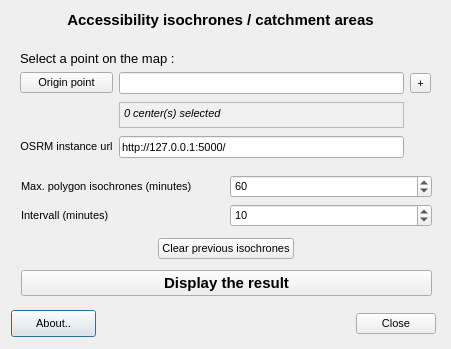
First picture: the form in osrm_access_dialog_base.ui, repository mthh/osrm-qgis-plugin, before the edit.
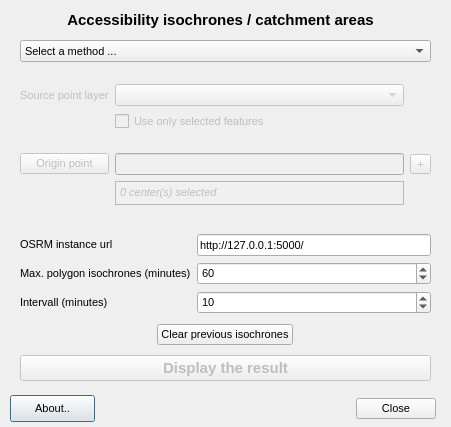
Second picture: the form after the edit. Custom widgets are drawn as their Qt base class.

```diff
--- a/osrm_access_dialog_base.ui
+++ b/osrm_access_dialog_base.ui
@@ -7,7 +7,7 @@
     <x>0</x>
     <y>0</y>
     <width>451</width>
-    <height>349</height>
+    <height>427</height>
    </rect>
   </property>
   <property name="font">
@@ -48,30 +48,11 @@
     <string>&lt;html&gt;&lt;head/&gt;&lt;body&gt;&lt;p align=&quot;center&quot;&gt;Accessibility isochrones / catchment areas&lt;/p&gt;&lt;/body&gt;&lt;/html&gt;</string>
    </property>
   </widget>
-  <widget class="QLabel" name="label_3">
-   <property name="geometry">
-    <rect>
-     <x>20</x>
-     <y>50</y>
-     <width>251</width>
-     <height>17</height>
-    </rect>
-   </property>
-   <property name="font">
-    <font>
-     <family>Arial</family>
-     <pointsize>10</pointsize>
-    </font>
-   </property>
-   <property name="text">
-    <string>Select a point on the map :</string>
-   </property>
-  </widget>
   <widget class="QPushButton" name="pushButton_about">
    <property name="geometry">
     <rect>
-     <x>11</x>
-     <y>310</y>
+     <x>10</x>
+     <y>395</y>
      <width>85</width>
      <height>27</height>
     </rect>
@@ -84,7 +65,7 @@
    <property name="geometry">
     <rect>
      <x>260</x>
-     <y>310</y>
+     <y>395</y>
      <width>176</width>
      <height>27</height>
     </rect>
@@ -100,14 +81,27 @@
    <property name="geometry">
     <rect>
      <x>20</x>
-     <y>70</y>
+     <y>40</y>
      <width>411</width>
-     <height>91</height>
+     <height>181</height>
     </rect>
    </property>
    <layout class="QGridLayout" name="gridLayout_2">
-    <item row="1" column="1">
+    <item row="2" column="0">
+     <widget class="QLabel" name="label_3">
+      <property name="enabled">
+       <bool>false</bool>
+      </property>
+      <property name="text">
+       <string>Source point layer</string>
+      </property>
+     </widget>
+    </item>
+    <item row="6" column="1">
      <widget class="QTextBrowser" name="textBrowser_nb_centers">
+      <property name="enabled">
+       <bool>false</bool>
+      </property>
       <property name="sizePolicy">
        <sizepolicy hsizetype="MinimumExpanding" vsizetype="Expanding">
         <horstretch>0</horstretch>
@@ -117,7 +111,7 @@
       <property name="maximumSize">
        <size>
         <width>16777215</width>
-        <height>26</height>
+        <height>24</height>
        </size>
       </property>
       <property name="palette">
@@ -166,16 +160,19 @@
        <string>&lt;!DOCTYPE HTML PUBLIC &quot;-//W3C//DTD HTML 4.0//EN&quot; &quot;http://www.w3.org/TR/REC-html40/strict.dtd&quot;&gt;
 &lt;html&gt;&lt;head&gt;&lt;meta name=&quot;qrichtext&quot; content=&quot;1&quot; /&gt;&lt;style type=&quot;text/css&quot;&gt;
 p, li { white-space: pre-wrap; }
-&lt;/style&gt;&lt;/head&gt;&lt;body style=&quot; font-family:'MS Shell Dlg 2'; font-size:8pt; font-weight:400; font-style:normal;&quot;&gt;
-&lt;p style=&quot; margin-top:0px; margin-bottom:0px; margin-left:0px; margin-right:0px; -qt-block-indent:0; text-indent:0px;&quot;&gt;&lt;span style=&quot; font-style:italic;&quot;&gt;0 center(s) selected&lt;/span&gt;&lt;/p&gt;&lt;/body&gt;&lt;/html&gt;</string>
+&lt;/style&gt;&lt;/head&gt;&lt;body style=&quot; font-family:'Ubuntu'; font-size:8pt; font-weight:400; font-style:normal;&quot;&gt;
+&lt;p style=&quot; margin-top:0px; margin-bottom:0px; margin-left:0px; margin-right:0px; -qt-block-indent:0; text-indent:0px;&quot;&gt;&lt;span style=&quot; font-family:'MS Shell Dlg 2'; font-style:italic;&quot;&gt;0 center(s) selected&lt;/span&gt;&lt;/p&gt;&lt;/body&gt;&lt;/html&gt;</string>
       </property>
       <property name="overwriteMode">
        <bool>true</bool>
       </property>
      </widget>
     </item>
-    <item row="0" column="0">
+    <item row="5" column="0">
      <widget class="QPushButton" name="pushButtonOrigin">
+      <property name="enabled">
+       <bool>false</bool>
+      </property>
       <property name="font">
        <font>
         <family>Arial</family>
@@ -186,8 +183,11 @@
       </property>
      </widget>
     </item>
-    <item row="0" column="1">
+    <item row="5" column="1">
      <widget class="QLineEdit" name="lineEdit_xyO">
+      <property name="enabled">
+       <bool>false</bool>
+      </property>
       <property name="font">
        <font>
         <family>MS Sans Serif</family>
@@ -195,49 +195,150 @@
       </property>
      </widget>
     </item>
-    <item row="0" column="2">
+    <item row="5" column="2">
      <widget class="QToolButton" name="toolButton_poly">
+      <property name="enabled">
+       <bool>false</bool>
+      </property>
       <property name="text">
        <string>+</string>
       </property>
      </widget>
     </item>
-    <item row="2" column="0">
-     <widget class="QLabel" name="labem_host">
-      <property name="text">
-       <string>&lt;html&gt;&lt;head/&gt;&lt;body&gt;&lt;p align=&quot;center&quot;&gt;OSRM instance url&lt;/p&gt;&lt;/body&gt;&lt;/html&gt;</string>
-      </property>
-     </widget>
-    </item>
     <item row="2" column="1">
-     <widget class="QLineEdit" name="lineEdit_host">
+     <widget class="QgsMapLayerComboBox" name="comboBox_pointlayer">
+      <property name="enabled">
+       <bool>false</bool>
+      </property>
+     </widget>
+    </item>
+    <item row="0" column="0" colspan="3">
+     <widget class="QComboBox" name="comboBox_method">
+      <item>
+       <property name="text">
+        <string>Select a method ...</string>
+       </property>
+      </item>
+      <item>
+       <property name="text">
+        <string>By clicking on the map</string>
+       </property>
+      </item>
+      <item>
+       <property name="text">
+        <string>By selecting a point layer</string>
+       </property>
+      </item>
+     </widget>
+    </item>
+    <item row="3" column="1">
+     <widget class="QCheckBox" name="checkBox_selectedFt">
+      <property name="enabled">
+       <bool>false</bool>
+      </property>
       <property name="text">
-       <string>http://127.0.0.1:5000/</string>
+       <string>Use only selected features</string>
       </property>
      </widget>
     </item>
+    <item row="4" column="1">
+     <spacer name="verticalSpacer">
+      <property name="orientation">
+       <enum>Qt::Vertical</enum>
+      </property>
+      <property name="sizeHint" stdset="0">
+       <size>
+        <width>20</width>
+        <height>40</height>
+       </size>
+      </property>
+     </spacer>
+    </item>
+    <item row="7" column="1">
+     <spacer name="verticalSpacer_2">
+      <property name="orientation">
+       <enum>Qt::Vertical</enum>
+      </property>
+      <property name="sizeHint" stdset="0">
+       <size>
+        <width>20</width>
+        <height>40</height>
+       </size>
+      </property>
+     </spacer>
+    </item>
+    <item row="1" column="0">
+     <spacer name="verticalSpacer_4">
+      <property name="orientation">
+       <enum>Qt::Vertical</enum>
+      </property>
+      <property name="sizeHint" stdset="0">
+       <size>
+        <width>20</width>
+        <height>40</height>
+       </size>
+      </property>
+     </spacer>
+    </item>
    </layout>
   </widget>
   <widget class="QWidget" name="layoutWidget">
    <property name="geometry">
     <rect>
-     <x>21</x>
-     <y>170</y>
+     <x>20</x>
+     <y>230</y>
      <width>411</width>
-     <height>131</height>
+     <height>155</height>
     </rect>
    </property>
    <layout class="QGridLayout" name="gridLayout_3">
-    <item row="0" column="0">
+    <item row="2" column="0" alignment="Qt::AlignHCenter">
+     <widget class="QPushButton" name="pushButtonClear">
+      <property name="font">
+       <font>
+        <family>Arial</family>
+       </font>
+      </property>
+      <property name="text">
+       <string>Clear previous isochrones</string>
+      </property>
+     </widget>
+    </item>
+    <item row="3" column="0">
+     <widget class="QPushButton" name="pushButton_fetch">
+      <property name="enabled">
+       <bool>false</bool>
+      </property>
+      <property name="font">
+       <font>
+        <family>Arial</family>
+        <pointsize>11</pointsize>
+        <weight>75</weight>
+        <bold>true</bold>
+       </font>
+      </property>
+      <property name="text">
+       <string>Display the result</string>
+      </property>
+     </widget>
+    </item>
+    <item row="1" column="0">
      <layout class="QGridLayout" name="gridLayout">
-      <item row="0" column="0">
+      <item row="2" column="0">
+       <widget class="QLabel" name="label_2">
+        <property name="text">
+         <string>Intervall (minutes)</string>
+        </property>
+       </widget>
+      </item>
+      <item row="1" column="0">
        <widget class="QLabel" name="label">
         <property name="text">
          <string>Max. polygon isochrones (minutes)</string>
         </property>
        </widget>
       </item>
-      <item row="0" column="1">
+      <item row="1" column="1">
        <widget class="QSpinBox" name="spinBox_max">
         <property name="minimum">
          <number>30</number>
@@ -253,14 +354,7 @@
         </property>
        </widget>
       </item>
-      <item row="1" column="0">
-       <widget class="QLabel" name="label_2">
-        <property name="text">
-         <string>Intervall (minutes)</string>
-        </property>
-       </widget>
-      </item>
-      <item row="1" column="1">
+      <item row="2" column="1">
        <widget class="QSpinBox" name="spinBox_intervall">
         <property name="minimum">
          <number>5</number>
@@ -276,35 +370,22 @@
         </property>
        </widget>
       </item>
+      <item row="0" column="0">
+       <widget class="QLabel" name="labem_host">
+        <property name="text">
+         <string>&lt;html&gt;&lt;head/&gt;&lt;body&gt;&lt;p&gt;OSRM instance url&lt;/p&gt;&lt;/body&gt;&lt;/html&gt;</string>
+        </property>
+       </widget>
+      </item>
+      <item row="0" column="1">
+       <widget class="QLineEdit" name="lineEdit_host">
+        <property name="text">
+         <string>http://127.0.0.1:5000/</string>
+        </property>
+       </widget>
+      </item>
      </layout>
     </item>
-    <item row="1" column="0" alignment="Qt::AlignHCenter">
-     <widget class="QPushButton" name="pushButtonClear">
-      <property name="font">
-       <font>
-        <family>Arial</family>
-       </font>
-      </property>
-      <property name="text">
-       <string>Clear previous isochrones</string>
-      </property>
-     </widget>
-    </item>
-    <item row="2" column="0">
-     <widget class="QPushButton" name="pushButton_fetch">
-      <property name="font">
-       <font>
-        <family>Arial</family>
-        <pointsize>11</pointsize>
-        <weight>75</weight>
-        <bold>true</bold>
-       </font>
-      </property>
-      <property name="text">
-       <string>Display the result</string>
-      </property>
-     </widget>
-    </item>
    </layout>
   </widget>
   <zorder>pushButton_about</zorder>
@@ -314,6 +395,13 @@
   <zorder>layoutWidget</zorder>
   <zorder>label_3</zorder>
  </widget>
+ <customwidgets>
+  <customwidget>
+   <class>QgsMapLayerComboBox</class>
+   <extends>QComboBox</extends>
+   <header>qgis.gui</header>
+  </customwidget>
+ </customwidgets>
  <resources/>
  <connections>
   <connection>
```
Left out of the diff: 2 changed lines with no effect on the pictures.
